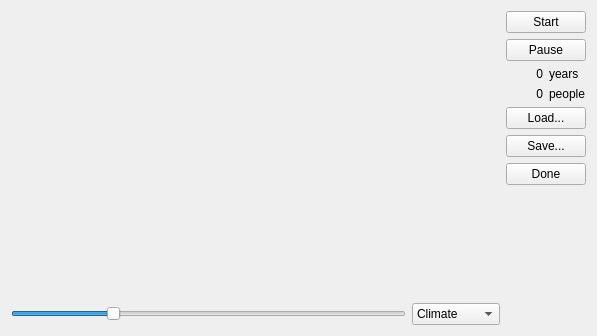
Qt form world.ui (tps12/Tec-Nine) before a commit.
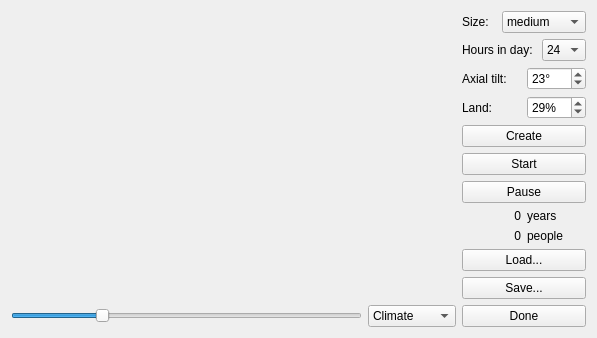
The same form after that commit.

What changed in the file:
```diff
--- a/world.ui
+++ b/world.ui
@@ -100,6 +100,166 @@
      <property name="sizeConstraint">
       <enum>QLayout::SetFixedSize</enum>
      </property>
+     <item>
+      <layout class="QHBoxLayout">
+       <item>
+        <widget class="QLabel">
+         <property name="text">
+          <string>Size: </string>
+         </property>
+        </widget>
+       </item>
+       <item>
+        <widget class="QComboBox" name="radius">
+         <property name="sizePolicy">
+          <sizepolicy hsizetype="Minimum" vsizetype="Fixed">
+           <horstretch>0</horstretch>
+           <verstretch>0</verstretch>
+          </sizepolicy>
+         </property>
+         <property name="currentIndex">
+          <number>2</number>
+         </property>
+         <item>
+          <property name="text">
+           <string>very small</string>
+          </property>
+         </item>
+         <item>
+          <property name="text">
+           <string>small</string>
+          </property>
+         </item>
+         <item>
+          <property name="text">
+           <string>medium</string>
+          </property>
+         </item>
+         <item>
+          <property name="text">
+           <string>large</string>
+          </property>
+         </item>
+         <item>
+          <property name="text">
+           <string>very large</string>
+          </property>
+         </item>
+        </widget>
+       </item>
+      </layout>
+     </item>
+      <item>
+      <layout class="QHBoxLayout">
+       <item>
+        <widget class="QLabel">
+         <property name="text">
+          <string>Hours in day: </string>
+         </property>
+        </widget>
+       </item>
+       <item>
+        <widget class="QComboBox" name="spin">
+         <property name="sizePolicy">
+          <sizepolicy hsizetype="Minimum" vsizetype="Fixed">
+           <horstretch>0</horstretch>
+           <verstretch>0</verstretch>
+          </sizepolicy>
+         </property>
+         <property name="currentIndex">
+          <number>2</number>
+         </property>
+         <item>
+          <property name="text">
+           <string>8</string>
+          </property>
+         </item>
+         <item>
+          <property name="text">
+           <string>12</string>
+          </property>
+         </item>
+         <item>
+          <property name="text">
+           <string>24</string>
+          </property>
+         </item>
+         <item>
+          <property name="text">
+           <string>48</string>
+          </property>
+         </item>
+        </widget>
+       </item>
+      </layout>
+     </item>
+      <item>
+      <layout class="QHBoxLayout">
+       <item>
+        <widget class="QLabel">
+         <property name="text">
+          <string>Axial tilt: </string>
+         </property>
+        </widget>
+       </item>
+       <item>
+        <widget class="QSpinBox" name="tilt">
+         <property name="suffix">
+          <string>°</string>
+         </property>
+         <property name="minimum">
+          <number>0</number>
+         </property>
+         <property name="maximum">
+          <number>45</number>
+         </property>
+         <property name="singleStep">
+          <number>1</number>
+         </property>
+         <property name="value">
+          <number>23</number>
+         </property>
+        </widget>
+       </item>
+      </layout>
+     </item>
+     <item>
+      <layout class="QHBoxLayout">
+       <item>
+        <widget class="QLabel">
+         <property name="text">
+          <string>Land: </string>
+         </property>
+        </widget>
+       </item>
+       <item>
+        <widget class="QSpinBox" name="land">
+         <property name="suffix">
+          <string>%</string>
+         </property>
+         <property name="minimum">
+          <number>1</number>
+         </property>
+         <property name="maximum">
+          <number>50</number>
+         </property>
+         <property name="singleStep">
+          <number>1</number>
+         </property>
+         <property name="value">
+          <number>29</number>
+         </property>
+        </widget>
+       </item>
+      </layout>
+     </item>
+     <item>
+      <widget class="QPushButton" name="create">
+       <property name="text">
+        <string>Create</string>
+       </property>
+      </widget>
+     </item>
      <item>
       <widget class="QPushButton" name="start">
        <property name="text">
```
